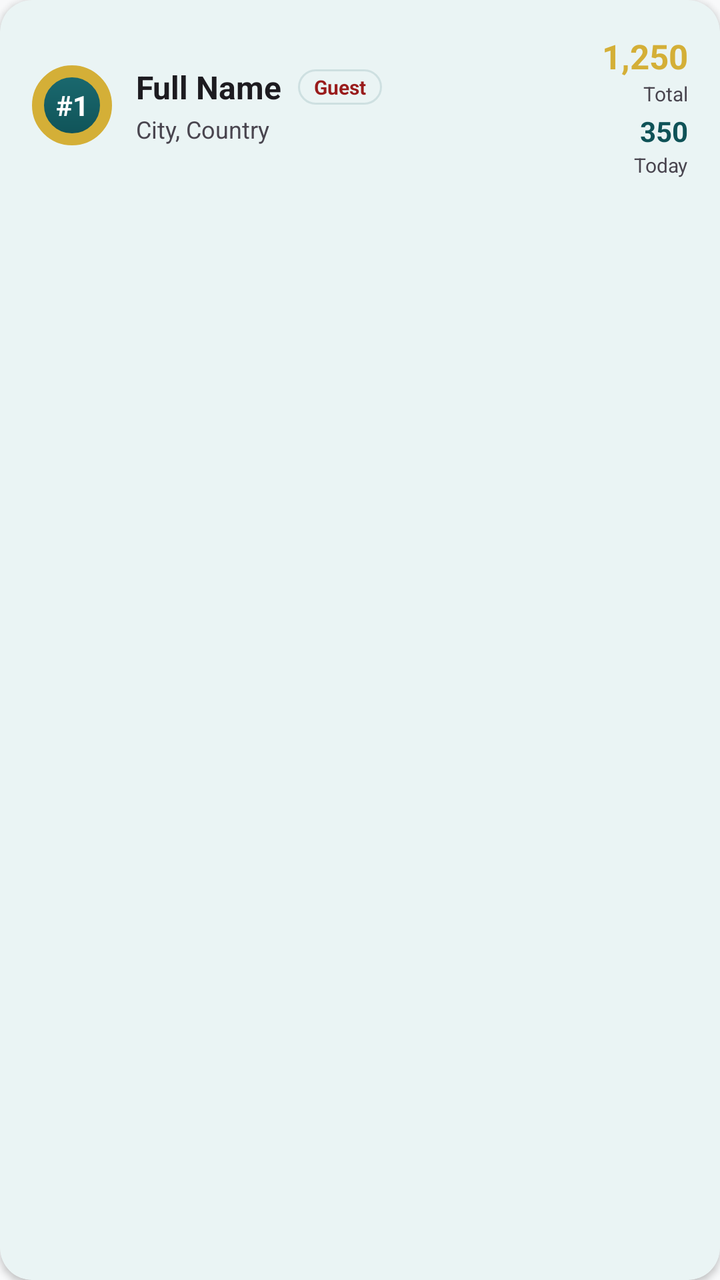
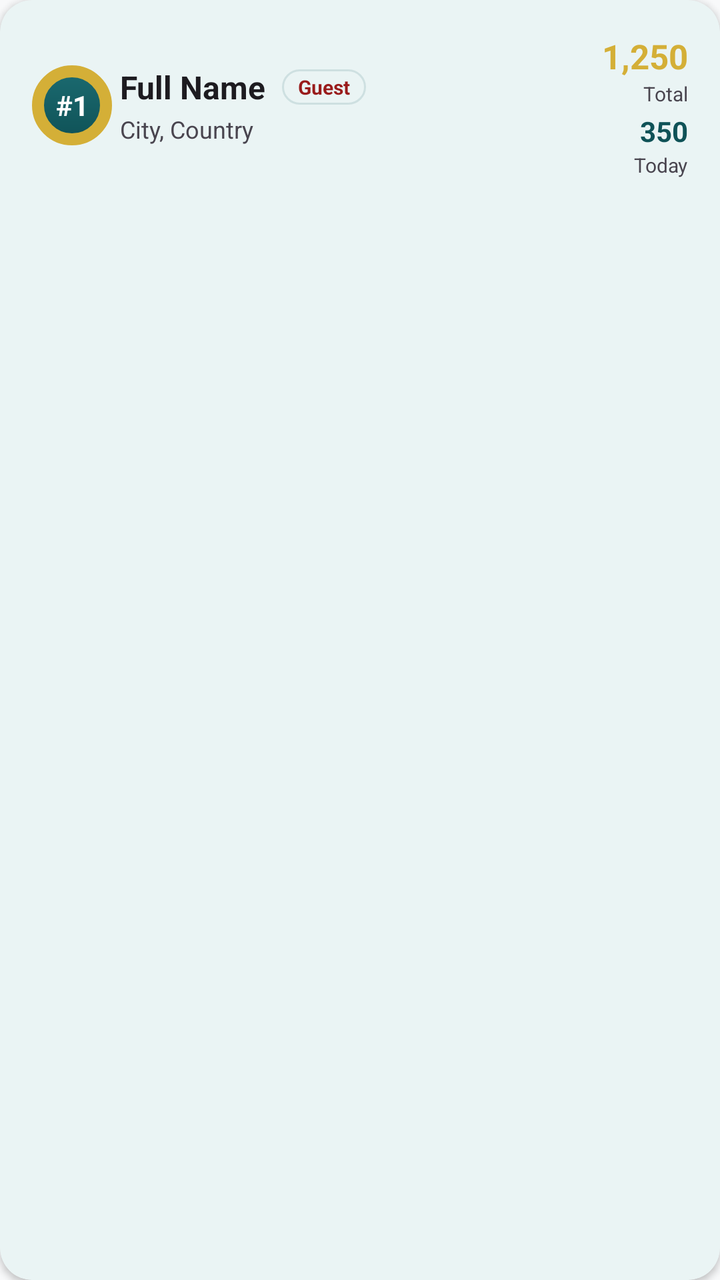

An Android layout rendered at two revisions. The XML below is the earlier revision; the diff shows what the commit changed to produce the second picture.
<!-- AndroidManifest.xml: application theme Theme.DuroodCounter -->
<!-- res/layout/item_user_card.xml -->
<?xml version="1.0" encoding="utf-8"?>
<com.google.android.material.card.MaterialCardView xmlns:android="http://schemas.android.com/apk/res/android"
    xmlns:app="http://schemas.android.com/apk/res-auto"
    android:layout_width="match_parent"
    android:layout_height="wrap_content"
    android:layout_marginHorizontal="16dp"
    android:layout_marginVertical="6dp"
    app:cardBackgroundColor="?attr/colorPrimaryContainer"
    app:cardCornerRadius="16dp"
    app:cardElevation="2dp"
    app:strokeWidth="0dp">

    <androidx.constraintlayout.widget.ConstraintLayout
        android:layout_width="match_parent"
        android:layout_height="wrap_content"
        android:padding="16dp">

        
        <TextView
            android:id="@+id/tvRank"
            android:layout_width="40dp"
            android:layout_height="40dp"
            android:background="@drawable/bg_tasbih_button"
            android:gravity="center"
            android:maxLines="1"
            android:padding="4dp"
            android:text="#1"
            android:textColor="@color/white"
            android:textSize="14sp"
            android:textStyle="bold"
            app:autoSizeMaxTextSize="14sp"
            app:autoSizeMinTextSize="8sp"
            app:autoSizeStepGranularity="1sp"
            app:autoSizeTextType="uniform"
            app:layout_constraintBottom_toBottomOf="parent"
            app:layout_constraintStart_toStartOf="parent"
            app:layout_constraintTop_toTopOf="parent" />

        
        <LinearLayout
            android:id="@+id/llUserInfo"
            android:layout_width="0dp"
            android:layout_height="wrap_content"
            android:layout_marginStart="12dp"
            android:layout_marginEnd="8dp"
            android:orientation="vertical"
            app:layout_constraintBottom_toBottomOf="parent"
            app:layout_constraintEnd_toStartOf="@id/llCounts"
            app:layout_constraintStart_toEndOf="@id/tvRank"
            app:layout_constraintTop_toTopOf="parent">

            <LinearLayout
                android:layout_width="wrap_content"
                android:layout_height="wrap_content"
                android:gravity="center_vertical"
                android:orientation="horizontal">

                <TextView
                    android:id="@+id/tvFullName"
                    android:layout_width="wrap_content"
                    android:layout_height="wrap_content"
                    android:ellipsize="end"
                    android:maxLines="1"
                    android:text="Full Name"
                    android:textColor="?android:attr/textColorPrimary"
                    android:textSize="16sp"
                    android:textStyle="bold" />

                
                <TextView
                    android:id="@+id/tvUserBadge"
                    android:layout_width="wrap_content"
                    android:layout_height="wrap_content"
                    android:layout_marginStart="8dp"
                    android:background="@drawable/bg_card_rounded"
                    android:paddingHorizontal="8dp"
                    android:paddingVertical="2dp"
                    android:text="Guest"
                    android:textColor="@color/chip_text_guest"
                    android:textSize="10sp"
                    android:textStyle="bold" />
            </LinearLayout>

            <TextView
                android:id="@+id/tvCityCountry"
                android:layout_width="wrap_content"
                android:layout_height="wrap_content"
                android:layout_marginTop="2dp"
                android:text="City, Country"
                android:textColor="?android:attr/textColorSecondary"
                android:textSize="12sp" />
        </LinearLayout>

        
        <LinearLayout
            android:id="@+id/llCounts"
            android:layout_width="85dp"
            android:layout_height="wrap_content"
            android:gravity="end"
            android:orientation="vertical"
            app:layout_constraintBottom_toBottomOf="parent"
            app:layout_constraintEnd_toEndOf="parent"
            app:layout_constraintTop_toTopOf="parent">

            <TextView
                android:id="@+id/tvUserTotalCount"
                android:layout_width="match_parent"
                android:layout_height="24dp"
                android:gravity="end|center_vertical"
                android:maxLines="1"
                android:text="1,250"
                android:textColor="@color/islamic_gold"
                android:textSize="18sp"
                android:textStyle="bold"
                app:autoSizeMaxTextSize="18sp"
                app:autoSizeMinTextSize="9sp"
                app:autoSizeStepGranularity="1sp"
                app:autoSizeTextType="uniform" />

            <TextView
                android:layout_width="wrap_content"
                android:layout_height="wrap_content"
                android:text="Total"
                android:textColor="?android:attr/textColorSecondary"
                android:textSize="10sp" />

            <TextView
                android:id="@+id/tvUserTodayCount"
                android:layout_width="match_parent"
                android:layout_height="20dp"
                android:layout_marginTop="2dp"
                android:gravity="end|center_vertical"
                android:maxLines="1"
                android:text="350"
                android:textColor="?attr/colorPrimary"
                android:textSize="14sp"
                android:textStyle="bold"
                app:autoSizeMaxTextSize="14sp"
                app:autoSizeMinTextSize="8sp"
                app:autoSizeStepGranularity="1sp"
                app:autoSizeTextType="uniform" />

            <TextView
                android:layout_width="wrap_content"
                android:layout_height="wrap_content"
                android:text="Today"
                android:textColor="?android:attr/textColorSecondary"
                android:textSize="10sp" />
        </LinearLayout>

    </androidx.constraintlayout.widget.ConstraintLayout>
</com.google.android.material.card.MaterialCardView>
<!-- resources referenced by this layout -->
<resources>
  <color name="chip_text_guest">#991B1B</color>
  <color name="islamic_gold">#D4AF37</color>
  <color name="white">#FFFFFFFF</color>
  <!-- drawable bg_card_rounded (drawable) -->
  <?xml version="1.0" encoding="utf-8"?>
  <shape xmlns:android="http://schemas.android.com/apk/res/android"
      android:shape="rectangle">
      <solid android:color="?attr/colorPrimaryContainer" />
      <corners android:radius="16dp" />
      <stroke android:width="1dp" android:color="#200F5257"/>
  </shape>
  <!-- drawable bg_tasbih_button (drawable) -->
  <?xml version="1.0" encoding="utf-8"?>
  <ripple xmlns:android="http://schemas.android.com/apk/res/android"
      android:color="#40D4AF37">
      <item>
          <shape android:shape="oval">
              <gradient
                  android:angle="270"
                  android:startColor="#1B6A70"
                  android:endColor="#0F5257"
                  android:type="linear" />
              <stroke
                  android:width="6dp"
                  android:color="#D4AF37" />
          </shape>
      </item>
  </ripple>
  <style name="Theme.DuroodCounter" parent="Base.Theme.DuroodCounter" />
  <style name="Base.Theme.DuroodCounter" parent="Theme.Material3.DayNight.NoActionBar">
          <item name="colorPrimary">@color/islamic_green_primary</item>
          <item name="colorOnPrimary">@color/white</item>
          <item name="colorPrimaryContainer">@color/islamic_mint_light</item>
          <item name="colorOnPrimaryContainer">@color/islamic_green_dark</item>
          <item name="colorSecondary">@color/islamic_gold</item>
          <item name="colorOnSecondary">@color/black</item>
          <item name="android:windowBackground">@color/bg_light</item>
          <item name="android:statusBarColor">@color/islamic_green_dark</item>
          <item name="android:windowLightStatusBar">false</item>
      </style>
  <color name="islamic_green_primary">#0F5257</color>
  <color name="islamic_mint_light">#EAF4F4</color>
  <color name="islamic_green_dark">#0B3C40</color>
  <color name="black">#FF000000</color>
  <color name="bg_light">#F8F9FA</color>
</resources>

<!-- the commit's change to res/layout/item_user_card.xml (unified diff, before → after) -->
@@ -3,7 +3,7 @@
     xmlns:app="http://schemas.android.com/apk/res-auto"
     android:layout_width="match_parent"
     android:layout_height="wrap_content"
-    android:layout_marginHorizontal="16dp"
+    android:layout_marginHorizontal="8dp"
     android:layout_marginVertical="6dp"
     app:cardBackgroundColor="?attr/colorPrimaryContainer"
     app:cardCornerRadius="16dp"
@@ -41,8 +41,8 @@
             android:id="@+id/llUserInfo"
             android:layout_width="0dp"
             android:layout_height="wrap_content"
-            android:layout_marginStart="12dp"
-            android:layout_marginEnd="8dp"
+            android:layout_marginStart="4dp"
+            android:layout_marginEnd="4dp"
             android:orientation="vertical"
             app:layout_constraintBottom_toBottomOf="parent"
             app:layout_constraintEnd_toStartOf="@id/llCounts"
